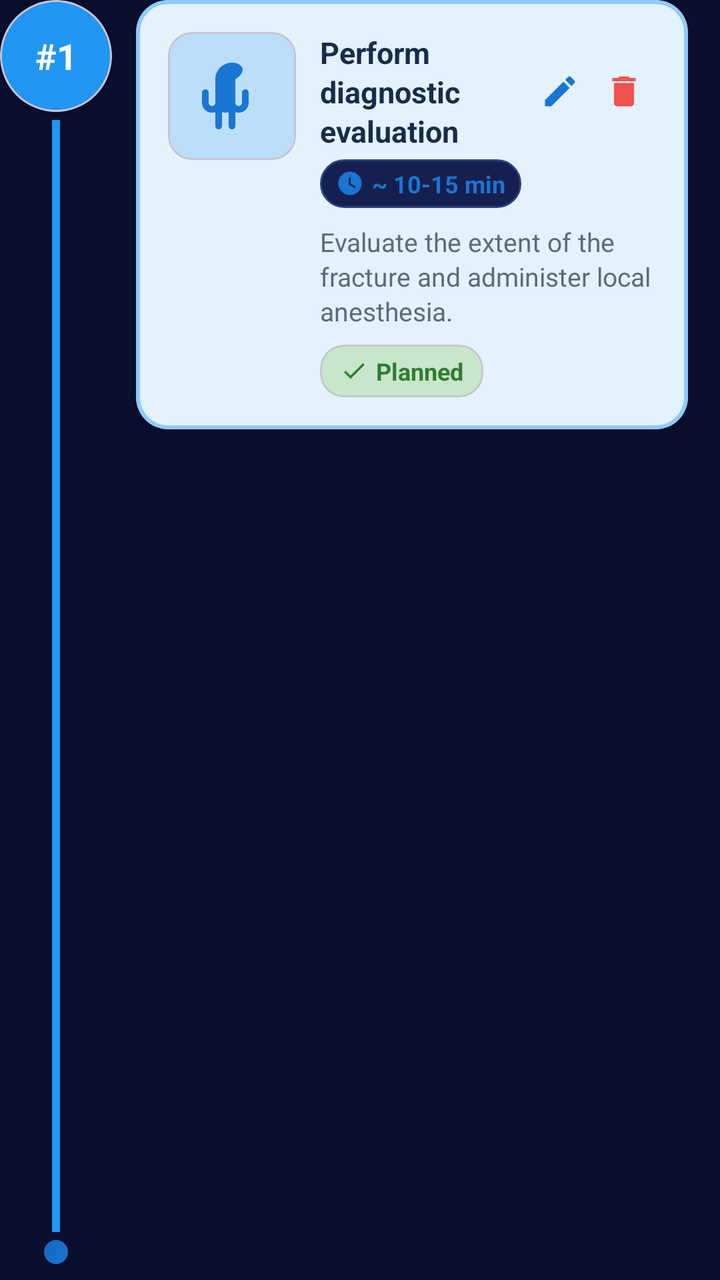
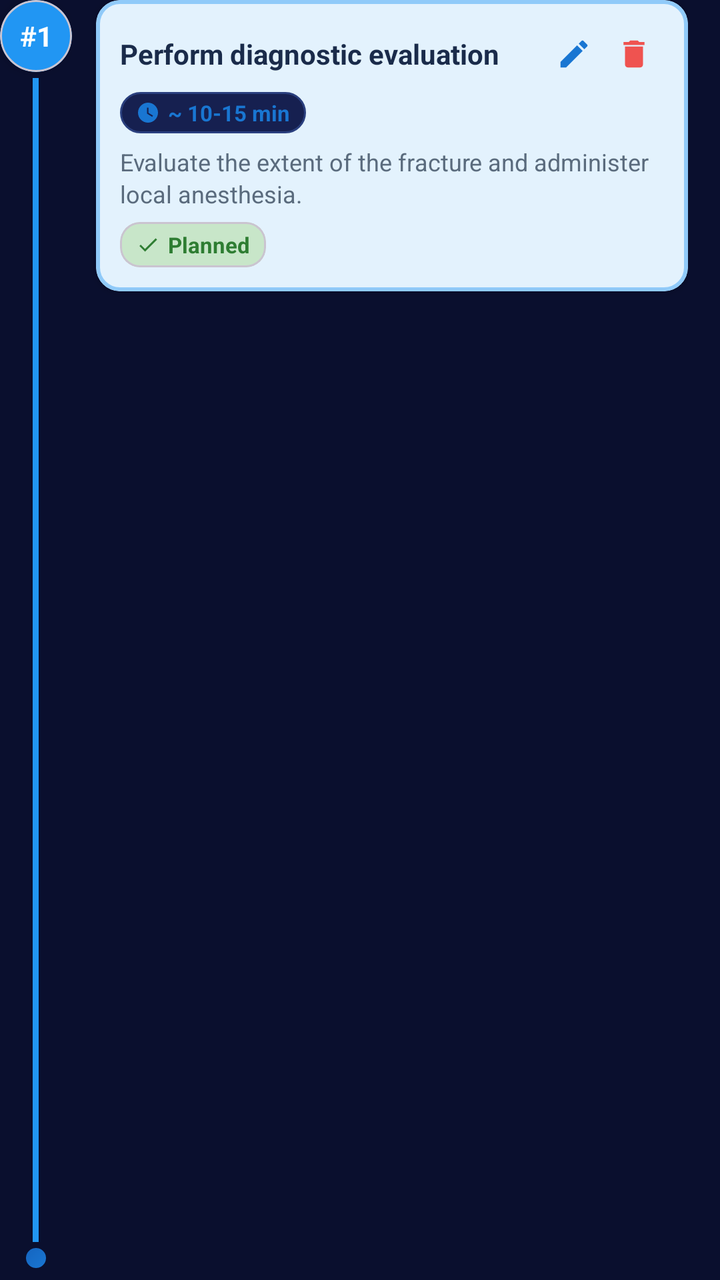

An Android layout rendered at two revisions. The XML below is the earlier revision; the diff shows what the commit changed to produce the second picture.
<!-- AndroidManifest.xml: application theme Theme.SmileSync -->
<!-- res/layout/item_sequence.xml -->
<?xml version="1.0" encoding="utf-8"?>
<LinearLayout xmlns:android="http://schemas.android.com/apk/res/android"
    xmlns:app="http://schemas.android.com/apk/res-auto"
    android:layout_width="match_parent"
    android:layout_height="wrap_content"
    android:orientation="horizontal"
    android:paddingStart="0dp"
    android:paddingEnd="16dp"
    android:paddingTop="0dp"
    android:paddingBottom="8dp">

    
    <LinearLayout
        android:layout_width="wrap_content"
        android:layout_height="match_parent"
        android:orientation="vertical"
        android:gravity="center_horizontal"
        android:layout_marginEnd="12dp">

        
        <com.google.android.material.card.MaterialCardView
            android:layout_width="56dp"
            android:layout_height="56dp"
            app:cardCornerRadius="28dp"
            app:cardElevation="4dp"
            app:cardBackgroundColor="#2196F3">

            <TextView
                android:id="@+id/tv_seq_order"
                android:layout_width="match_parent"
                android:layout_height="match_parent"
                android:gravity="center"
                android:textColor="#FFFFFF"
                android:textSize="18sp"
                android:textStyle="bold"
                android:text="#1" />
        </com.google.android.material.card.MaterialCardView>

        
        <View
            android:id="@+id/view_timeline_line"
            android:layout_width="4dp"
            android:layout_height="0dp"
            android:layout_weight="1"
            android:layout_marginTop="4dp"
            android:background="#2196F3" />

        
        <View
            android:id="@+id/view_timeline_dot"
            android:layout_width="12dp"
            android:layout_height="12dp"
            android:layout_marginTop="4dp"
            android:background="@drawable/bg_initials_avatar" />
    </LinearLayout>

    
    <com.google.android.material.card.MaterialCardView
        android:layout_width="0dp"
        android:layout_height="wrap_content"
        android:layout_weight="1"
        android:layout_marginTop="0dp"
        app:cardCornerRadius="16dp"
        app:cardElevation="2dp"
        app:cardBackgroundColor="#E3F2FD"
        app:strokeColor="#90CAF9"
        app:strokeWidth="2dp">

        <LinearLayout
            android:layout_width="match_parent"
            android:layout_height="wrap_content"
            android:orientation="horizontal"
            android:padding="16dp">

            
            <com.google.android.material.card.MaterialCardView
                android:layout_width="64dp"
                android:layout_height="64dp"
                android:layout_marginEnd="12dp"
                app:cardCornerRadius="12dp"
                app:cardElevation="0dp"
                app:cardBackgroundColor="#BBDEFB">

                <ImageView
                    android:id="@+id/iv_seq_icon"
                    android:layout_width="40dp"
                    android:layout_height="40dp"
                    android:layout_gravity="center"
                    android:src="@drawable/ic_treatment"
                    android:tint="#1976D2" />
            </com.google.android.material.card.MaterialCardView>

            
            <LinearLayout
                android:layout_width="0dp"
                android:layout_height="wrap_content"
                android:layout_weight="1"
                android:orientation="vertical">

                
                <LinearLayout
                    android:layout_width="match_parent"
                    android:layout_height="wrap_content"
                    android:orientation="horizontal"
                    android:gravity="center_vertical">

                    <TextView
                        android:id="@+id/tv_seq_description"
                        android:layout_width="0dp"
                        android:layout_height="wrap_content"
                        android:layout_weight="1"
                        android:textColor="#1A2B4A"
                        android:textSize="15sp"
                        android:textStyle="bold"
                        android:lineSpacingExtra="2dp"
                        android:text="Perform diagnostic evaluation" />

                    
                    <ImageView
                        android:id="@+id/btn_edit_seq"
                        android:layout_width="32dp"
                        android:layout_height="32dp"
                        android:src="@drawable/ic_edit"
                        android:padding="6dp"
                        android:clickable="true"
                        android:focusable="true"
                        android:background="?attr/selectableItemBackgroundBorderless"
                        android:tint="#1976D2"
                        android:visibility="visible" />

                    <ImageView
                        android:id="@+id/btn_delete_seq"
                        android:layout_width="32dp"
                        android:layout_height="32dp"
                        android:src="@drawable/ic_delete"
                        android:padding="6dp"
                        android:clickable="true"
                        android:focusable="true"
                        android:background="?attr/selectableItemBackgroundBorderless"
                        android:tint="#EF5350"
                        android:visibility="visible" />
                </LinearLayout>

                
                <LinearLayout
                    android:id="@+id/layout_duration"
                    android:layout_width="wrap_content"
                    android:layout_height="wrap_content"
                    android:orientation="horizontal"
                    android:gravity="center_vertical"
                    android:layout_marginTop="4dp"
                    android:background="@drawable/bg_chip_modern"
                    android:paddingStart="8dp"
                    android:paddingEnd="8dp"
                    android:paddingTop="4dp"
                    android:paddingBottom="4dp"
                    android:visibility="visible">

                    <ImageView
                        android:layout_width="14dp"
                        android:layout_height="14dp"
                        android:src="@drawable/ic_time"
                        android:tint="#1976D2"
                        android:layout_marginEnd="4dp" />

                    <TextView
                        android:id="@+id/tv_seq_code"
                        android:layout_width="wrap_content"
                        android:layout_height="wrap_content"
                        android:textColor="#1976D2"
                        android:textSize="12sp"
                        android:textStyle="bold"
                        android:text="~ 10-15 min" />
                </LinearLayout>

                
                <TextView
                    android:id="@+id/tv_seq_notes"
                    android:layout_width="match_parent"
                    android:layout_height="wrap_content"
                    android:layout_marginTop="8dp"
                    android:textColor="#5A6B7D"
                    android:textSize="13sp"
                    android:lineSpacingExtra="2dp"
                    android:text="Evaluate the extent of the fracture and administer local anesthesia."
                    android:visibility="visible" />

                
                <com.google.android.material.card.MaterialCardView
                    android:id="@+id/layout_status"
                    android:layout_width="wrap_content"
                    android:layout_height="wrap_content"
                    android:layout_marginTop="8dp"
                    app:cardCornerRadius="12dp"
                    app:cardElevation="0dp"
                    app:cardBackgroundColor="#C8E6C9">

                    <LinearLayout
                        android:layout_width="wrap_content"
                        android:layout_height="wrap_content"
                        android:orientation="horizontal"
                        android:gravity="center_vertical"
                        android:paddingStart="10dp"
                        android:paddingEnd="10dp"
                        android:paddingTop="5dp"
                        android:paddingBottom="5dp">

                        <ImageView
                            android:layout_width="14dp"
                            android:layout_height="14dp"
                            android:src="@drawable/ic_check"
                            android:tint="#2E7D32"
                            android:layout_marginEnd="4dp" />

                        <TextView
                            android:id="@+id/tv_seq_status"
                            android:layout_width="wrap_content"
                            android:layout_height="wrap_content"
                            android:textColor="#2E7D32"
                            android:textSize="12sp"
                            android:textStyle="bold"
                            android:text="Planned" />
                    </LinearLayout>
                </com.google.android.material.card.MaterialCardView>
            </LinearLayout>
        </LinearLayout>
    </com.google.android.material.card.MaterialCardView>
</LinearLayout>
<!-- resources referenced by this layout -->
<resources>
  <!-- drawable bg_chip_modern (drawable) -->
  <?xml version="1.0" encoding="utf-8"?>
  <shape xmlns:android="http://schemas.android.com/apk/res/android"
      android:shape="rectangle">
      <solid android:color="#162050" />
      <corners android:radius="20dp" />
      <stroke
          android:width="1dp"
          android:color="#2A3F7E" />
  </shape>
  <!-- drawable bg_initials_avatar (drawable) -->
  <?xml version="1.0" encoding="utf-8"?>
  <shape xmlns:android="http://schemas.android.com/apk/res/android"
      android:shape="oval">
      <gradient
          android:angle="135"
          android:startColor="#1976D2"
          android:endColor="#1565C0"
          android:type="linear" />
  </shape>
  <!-- drawable ic_check (drawable) -->
  <?xml version="1.0" encoding="utf-8"?>
  <vector xmlns:android="http://schemas.android.com/apk/res/android"
      android:width="24dp"
      android:height="24dp"
      android:viewportWidth="24"
      android:viewportHeight="24">
      <path
          android:fillColor="#000000"
          android:pathData="M9,16.17L4.83,12l-1.42,1.41L9,19 21,7l-1.41,-1.41z"/>
  </vector>
  <!-- drawable ic_delete (drawable) -->
  <vector xmlns:android="http://schemas.android.com/apk/res/android"
      android:width="24dp"
      android:height="24dp"
      android:viewportWidth="24"
      android:viewportHeight="24">
      <path
          android:fillColor="#EF5350"
          android:pathData="M6,19c0,1.1 0.9,2 2,2h8c1.1,0 2,-0.9 2,-2V7H6v12zM19,4h-3.5l-1,-1h-5l-1,1H5v2h14V4z" />
  </vector>
  <!-- drawable ic_edit (drawable) -->
  <vector xmlns:android="http://schemas.android.com/apk/res/android"
      android:width="24dp"
      android:height="24dp"
      android:viewportWidth="24"
      android:viewportHeight="24">
      <path
          android:fillColor="#90B4D8"
          android:pathData="M3,17.25V21h3.75L17.81,9.94l-3.75,-3.75L3,17.25zM20.71,7.04c0.39,-0.39 0.39,-1.02 0,-1.41l-2.34,-2.34c-0.39,-0.39 -1.02,-0.39 -1.41,0l-1.83,1.83 3.75,3.75 1.83,-1.83z" />
  </vector>
  <!-- drawable ic_time (drawable) -->
  <?xml version="1.0" encoding="utf-8"?>
  <vector xmlns:android="http://schemas.android.com/apk/res/android"
      android:width="24dp"
      android:height="24dp"
      android:viewportWidth="24"
      android:viewportHeight="24">
      <path
          android:fillColor="#000000"
          android:pathData="M12,2C6.5,2 2,6.5 2,12s4.5,10 10,10s10,-4.5 10,-10S17.5,2 12,2zM16.2,16.2L11,13V7h1.5v5.2l4.5,2.7L16.2,16.2z"/>
  </vector>
  <!-- drawable ic_treatment (drawable) -->
  <?xml version="1.0" encoding="utf-8"?>
  <vector xmlns:android="http://schemas.android.com/apk/res/android"
      android:width="24dp"
      android:height="24dp"
      android:viewportWidth="24"
      android:viewportHeight="24">
      <path
          android:fillColor="#000000"
          android:pathData="M12,2C9.24,2 7,4.24 7,7v7c0,0.55 -0.45,1 -1,1s-1,-0.45 -1,-1v-3c0,-0.55 -0.45,-1 -1,-1s-1,0.45 -1,1v3c0,1.66 1.34,3 3,3c0.35,0 0.69,-0.06 1,-0.17V21c0,0.55 0.45,1 1,1s1,-0.45 1,-1v-4.17c0.31,0.11 0.65,0.17 1,0.17s0.69,-0.06 1,-0.17V21c0,0.55 0.45,1 1,1s1,-0.45 1,-1v-4.17c0.31,0.11 0.65,0.17 1,0.17c1.66,0 3,-1.34 3,-3v-3c0,-0.55 -0.45,-1 -1,-1s-1,0.45 -1,1v3c0,0.55 -0.45,1 -1,1s-1,-0.45 -1,-1V7C17,4.24 14.76,2 12,2z"/>
  </vector>
  <style name="Theme.SmileSync" parent="Base.Theme.SmileSync" />
  <style name="Base.Theme.SmileSync" parent="Theme.Material3.Light.NoActionBar">
          <item name="colorPrimary">@color/accent_blue</item>
          <item name="colorPrimaryVariant">@color/accent_blue_light</item>
          <item name="colorOnPrimary">@color/white</item>
          <item name="android:windowBackground">@color/bg_dark_navy</item>
          <item name="android:statusBarColor" tools:targetApi="21">@color/bg_dark_navy</item>
          <item name="android:navigationBarColor">@color/bg_dark_navy</item>
      </style>
  <color name="accent_blue">#1565C0</color>
  <color name="accent_blue_light">#1976D2</color>
  <color name="white">#FFFFFFFF</color>
  <color name="bg_dark_navy">#0A0F2E</color>
</resources>

<!-- the commit's change to res/layout/item_sequence.xml (unified diff, before → after) -->
@@ -7,7 +7,7 @@
     android:paddingStart="0dp"
     android:paddingEnd="16dp"
     android:paddingTop="0dp"
-    android:paddingBottom="8dp">
+    android:paddingBottom="6dp">
 
     
     <LinearLayout
@@ -19,10 +19,10 @@
 
         
         <com.google.android.material.card.MaterialCardView
-            android:layout_width="56dp"
-            android:layout_height="56dp"
-            app:cardCornerRadius="28dp"
-            app:cardElevation="4dp"
+            android:layout_width="36dp"
+            android:layout_height="36dp"
+            app:cardCornerRadius="18dp"
+            app:cardElevation="3dp"
             app:cardBackgroundColor="#2196F3">
 
             <TextView
@@ -31,7 +31,7 @@
                 android:layout_height="match_parent"
                 android:gravity="center"
                 android:textColor="#FFFFFF"
-                android:textSize="18sp"
+                android:textSize="14sp"
                 android:textStyle="bold"
                 android:text="#1" />
         </com.google.android.material.card.MaterialCardView>
@@ -39,18 +39,18 @@
         
         <View
             android:id="@+id/view_timeline_line"
-            android:layout_width="4dp"
+            android:layout_width="3dp"
             android:layout_height="0dp"
             android:layout_weight="1"
-            android:layout_marginTop="4dp"
+            android:layout_marginTop="3dp"
             android:background="#2196F3" />
 
         
         <View
             android:id="@+id/view_timeline_dot"
-            android:layout_width="12dp"
-            android:layout_height="12dp"
-            android:layout_marginTop="4dp"
+            android:layout_width="10dp"
+            android:layout_height="10dp"
+            android:layout_marginTop="3dp"
             android:background="@drawable/bg_initials_avatar" />
     </LinearLayout>
 
@@ -60,7 +60,7 @@
         android:layout_height="wrap_content"
         android:layout_weight="1"
         android:layout_marginTop="0dp"
-        app:cardCornerRadius="16dp"
+        app:cardCornerRadius="12dp"
         app:cardElevation="2dp"
         app:cardBackgroundColor="#E3F2FD"
         app:strokeColor="#90CAF9"
@@ -69,160 +69,134 @@
         <LinearLayout
             android:layout_width="match_parent"
             android:layout_height="wrap_content"
-            android:orientation="horizontal"
-            android:padding="16dp">
+            android:orientation="vertical"
+            android:padding="12dp">
+
+            
+            <LinearLayout
+                android:layout_width="match_parent"
+                android:layout_height="wrap_content"
+                android:orientation="horizontal"
+                android:gravity="center_vertical">
+
+                <TextView
+                    android:id="@+id/tv_seq_description"
+                    android:layout_width="0dp"
+                    android:layout_height="wrap_content"
+                    android:layout_weight="1"
+                    android:textColor="#1A2B4A"
+                    android:textSize="14sp"
+                    android:textStyle="bold"
+                    android:lineSpacingExtra="2dp"
+                    android:text="Perform diagnostic evaluation" />
+
+                
+                <ImageView
+                    android:id="@+id/btn_edit_seq"
+                    android:layout_width="30dp"
+                    android:layout_height="30dp"
+                    android:src="@drawable/ic_edit"
+                    android:padding="6dp"
+                    android:clickable="true"
+                    android:focusable="true"
+                    android:background="?attr/selectableItemBackgroundBorderless"
+                    android:tint="#1976D2"
+                    android:visibility="visible" />
+
+                <ImageView
+                    android:id="@+id/btn_delete_seq"
+                    android:layout_width="30dp"
+                    android:layout_height="30dp"
+                    android:src="@drawable/ic_delete"
+                    android:padding="6dp"
+                    android:clickable="true"
+                    android:focusable="true"
+                    android:background="?attr/selectableItemBackgroundBorderless"
+                    android:tint="#EF5350"
+                    android:visibility="visible" />
+            </LinearLayout>
+
+            
+            <LinearLayout
+                android:id="@+id/layout_duration"
+                android:layout_width="wrap_content"
+                android:layout_height="wrap_content"
+                android:orientation="horizontal"
+                android:gravity="center_vertical"
+                android:layout_marginTop="4dp"
+                android:background="@drawable/bg_chip_modern"
+                android:paddingStart="8dp"
+                android:paddingEnd="8dp"
+                android:paddingTop="3dp"
+                android:paddingBottom="3dp"
+                android:visibility="visible">
+
+                <ImageView
+                    android:layout_width="12dp"
+                    android:layout_height="12dp"
+                    android:src="@drawable/ic_time"
+                    android:tint="#1976D2"
+                    android:layout_marginEnd="4dp" />
+
+                <TextView
+                    android:id="@+id/tv_seq_code"
+                    android:layout_width="wrap_content"
+                    android:layout_height="wrap_content"
+                    android:textColor="#1976D2"
+                    android:textSize="11sp"
+                    android:textStyle="bold"
+                    android:text="~ 10-15 min" />
+            </LinearLayout>
+
+            
+            <TextView
+                android:id="@+id/tv_seq_notes"
+                android:layout_width="match_parent"
+                android:layout_height="wrap_content"
+                android:layout_marginTop="6dp"
+                android:textColor="#5A6B7D"
+                android:textSize="12sp"
+                android:lineSpacingExtra="2dp"
+                android:text="Evaluate the extent of the fracture and administer local anesthesia."
+                android:visibility="visible" />
 
             
             <com.google.android.material.card.MaterialCardView
-                android:layout_width="64dp"
-                android:layout_height="64dp"
-                android:layout_marginEnd="12dp"
-                app:cardCornerRadius="12dp"
+                android:id="@+id/layout_status"
+                android:layout_width="wrap_content"
+                android:layout_height="wrap_content"
+                android:layout_marginTop="6dp"
+                app:cardCornerRadius="10dp"
                 app:cardElevation="0dp"
-                app:cardBackgroundColor="#BBDEFB">
-
-                <ImageView
-                    android:id="@+id/iv_seq_icon"
-                    android:layout_width="40dp"
-                    android:layout_height="40dp"
-                    android:layout_gravity="center"
-                    android:src="@drawable/ic_treatment"
-                    android:tint="#1976D2" />
-            </com.google.android.material.card.MaterialCardView>
-
-            
-            <LinearLayout
-                android:layout_width="0dp"
-                android:layout_height="wrap_content"
-                android:layout_weight="1"
-                android:orientation="vertical">
-
-                
+                app:cardBackgroundColor="#C8E6C9">
+
                 <LinearLayout
-                    android:layout_width="match_parent"
-                    android:layout_height="wrap_content"
-                    android:orientation="horizontal"
-                    android:gravity="center_vertical">
-
-                    <TextView
-                        android:id="@+id/tv_seq_description"
-                        android:layout_width="0dp"
-                        android:layout_height="wrap_content"
-                        android:layout_weight="1"
-                        android:textColor="#1A2B4A"
-                        android:textSize="15sp"
-                        android:textStyle="bold"
-                        android:lineSpacingExtra="2dp"
-                        android:text="Perform diagnostic evaluation" />
-
-                    
-                    <ImageView
-                        android:id="@+id/btn_edit_seq"
-                        android:layout_width="32dp"
-                        android:layout_height="32dp"
-                        android:src="@drawable/ic_edit"
-                        android:padding="6dp"
-                        android:clickable="true"
-                        android:focusable="true"
-                        android:background="?attr/selectableItemBackgroundBorderless"
-                        android:tint="#1976D2"
-                        android:visibility="visible" />
-
-                    <ImageView
-                        android:id="@+id/btn_delete_seq"
-                        android:layout_width="32dp"
-                        android:layout_height="32dp"
-                        android:src="@drawable/ic_delete"
-                        android:padding="6dp"
-                        android:clickable="true"
-                        android:focusable="true"
-                        android:background="?attr/selectableItemBackgroundBorderless"
-                        android:tint="#EF5350"
-                        android:visibility="visible" />
-                </LinearLayout>
-
-                
-                <LinearLayout
-                    android:id="@+id/layout_duration"
                     android:layout_width="wrap_content"
                     android:layout_height="wrap_content"
                     android:orientation="horizontal"
                     android:gravity="center_vertical"
-                    android:layout_marginTop="4dp"
-                    android:background="@drawable/bg_chip_modern"
                     android:paddingStart="8dp"
                     android:paddingEnd="8dp"
                     android:paddingTop="4dp"
-                    android:paddingBottom="4dp"
-                    android:visibility="visible">
+                    android:paddingBottom="4dp">
 
                     <ImageView
-                        android:layout_width="14dp"
-                        android:layout_height="14dp"
-                        android:src="@drawable/ic_time"
-                        android:tint="#1976D2"
+                        android:layout_width="12dp"
+                        android:layout_height="12dp"
+                        android:src="@drawable/ic_check"
+                        android:tint="#2E7D32"
                         android:layout_marginEnd="4dp" />
 
                     <TextView
-                        android:id="@+id/tv_seq_code"
+                        android:id="@+id/tv_seq_status"
                         android:layout_width="wrap_content"
                         android:layout_height="wrap_content"
-                        android:textColor="#1976D2"
-                        android:textSize="12sp"
+                        android:textColor="#2E7D32"
+                        android:textSize="11sp"
                         android:textStyle="bold"
-                        android:text="~ 10-15 min" />
+                        android:text="Planned" />
                 </LinearLayout>
-
-                
-                <TextView
-                    android:id="@+id/tv_seq_notes"
-                    android:layout_width="match_parent"
-                    android:layout_height="wrap_content"
-                    android:layout_marginTop="8dp"
-                    android:textColor="#5A6B7D"
-                    android:textSize="13sp"
-                    android:lineSpacingExtra="2dp"
-                    android:text="Evaluate the extent of the fracture and administer local anesthesia."
-                    android:visibility="visible" />
-
-                
-                <com.google.android.material.card.MaterialCardView
-                    android:id="@+id/layout_status"
-                    android:layout_width="wrap_content"
-                    android:layout_height="wrap_content"
-                    android:layout_marginTop="8dp"
-                    app:cardCornerRadius="12dp"
-                    app:cardElevation="0dp"
-                    app:cardBackgroundColor="#C8E6C9">
-
-                    <LinearLayout
-                        android:layout_width="wrap_content"
-                        android:layout_height="wrap_content"
-                        android:orientation="horizontal"
-                        android:gravity="center_vertical"
-                        android:paddingStart="10dp"
-                        android:paddingEnd="10dp"
-                        android:paddingTop="5dp"
-                        android:paddingBottom="5dp">
-
-                        <ImageView
-                            android:layout_width="14dp"
-                            android:layout_height="14dp"
-                            android:src="@drawable/ic_check"
-                            android:tint="#2E7D32"
-                            android:layout_marginEnd="4dp" />
-
-                        <TextView
-                            android:id="@+id/tv_seq_status"
-                            android:layout_width="wrap_content"
-                            android:layout_height="wrap_content"
-                            android:textColor="#2E7D32"
-                            android:textSize="12sp"
-                            android:textStyle="bold"
-                            android:text="Planned" />
-                    </LinearLayout>
-                </com.google.android.material.card.MaterialCardView>
-            </LinearLayout>
+            </com.google.android.material.card.MaterialCardView>
         </LinearLayout>
     </com.google.android.material.card.MaterialCardView>
 </LinearLayout>
<!-- resource entries referenced after the edit -->
@@ -62,17 +62,6 @@
           android:fillColor="#000000"
           android:pathData="M12,2C6.5,2 2,6.5 2,12s4.5,10 10,10s10,-4.5 10,-10S17.5,2 12,2zM16.2,16.2L11,13V7h1.5v5.2l4.5,2.7L16.2,16.2z"/>
   </vector>
-  <!-- drawable ic_treatment (drawable) -->
-  <?xml version="1.0" encoding="utf-8"?>
-  <vector xmlns:android="http://schemas.android.com/apk/res/android"
-      android:width="24dp"
-      android:height="24dp"
-      android:viewportWidth="24"
-      android:viewportHeight="24">
-      <path
-          android:fillColor="#000000"
-          android:pathData="M12,2C9.24,2 7,4.24 7,7v7c0,0.55 -0.45,1 -1,1s-1,-0.45 -1,-1v-3c0,-0.55 -0.45,-1 -1,-1s-1,0.45 -1,1v3c0,1.66 1.34,3 3,3c0.35,0 0.69,-0.06 1,-0.17V21c0,0.55 0.45,1 1,1s1,-0.45 1,-1v-4.17c0.31,0.11 0.65,0.17 1,0.17s0.69,-0.06 1,-0.17V21c0,0.55 0.45,1 1,1s1,-0.45 1,-1v-4.17c0.31,0.11 0.65,0.17 1,0.17c1.66,0 3,-1.34 3,-3v-3c0,-0.55 -0.45,-1 -1,-1s-1,0.45 -1,1v3c0,0.55 -0.45,1 -1,1s-1,-0.45 -1,-1V7C17,4.24 14.76,2 12,2z"/>
-  </vector>
   <style name="Theme.SmileSync" parent="Base.Theme.SmileSync" />
   <style name="Base.Theme.SmileSync" parent="Theme.Material3.Light.NoActionBar">
           <item name="colorPrimary">@color/accent_blue</item>
